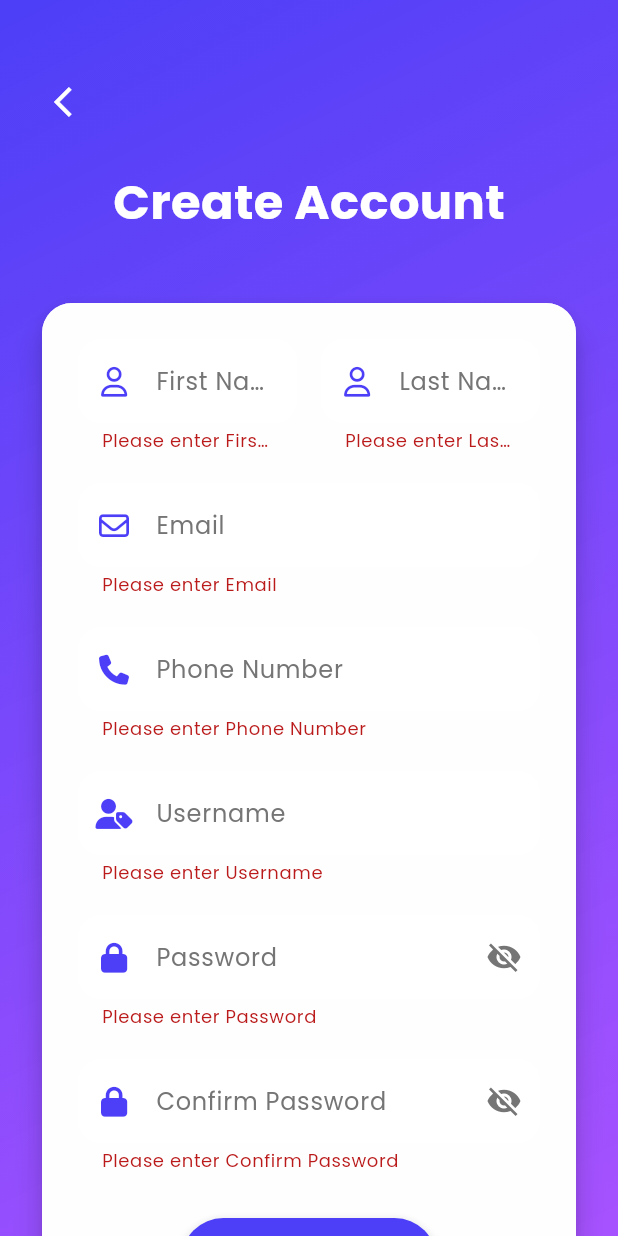
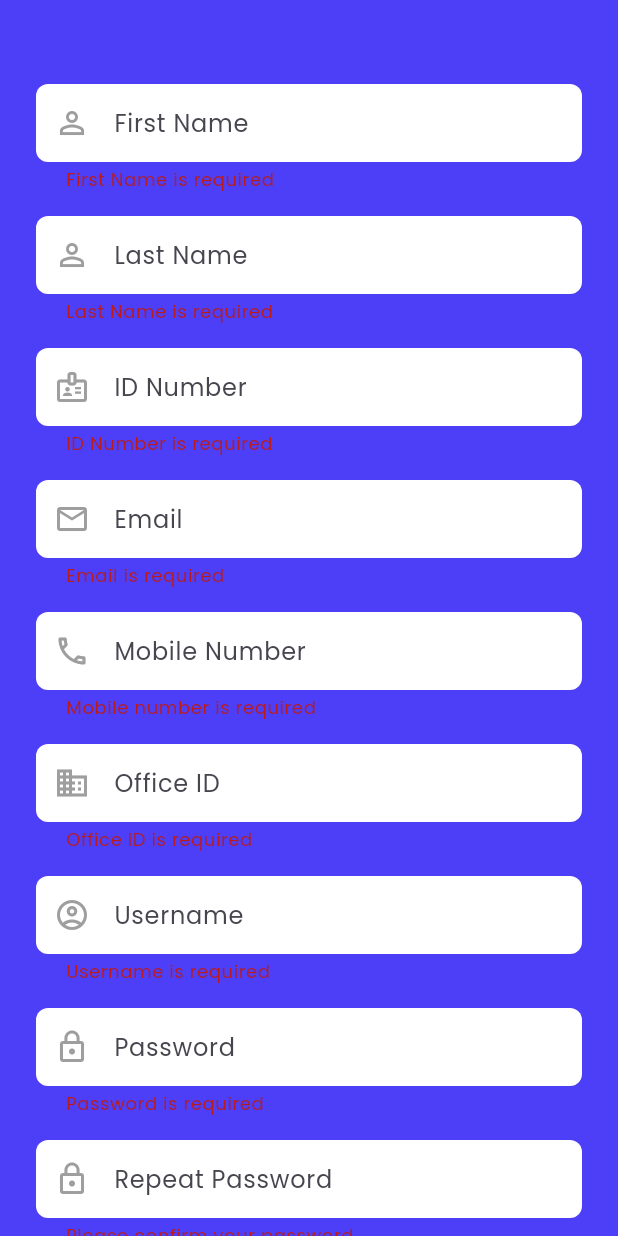
Before and after one commit to kimani-derrick/flutterVunaApp, a Flutter app: the SignupScreen screen opened directly, after a tap on "Sign Up", on a phone screen of 412 x 824 dp. Run offline on Flutter 3.47's test engine with Material 3 defaults, Android fonts, the phone set to English and light mode, and no system bars; our stand-ins replace dio, flutter_secure_storage, font_awesome_flutter, google_fonts, logger, shared_preferences; accounts and stored records are empty; network calls fail; statements that could not run were skipped.

Commit message:
fixed signup

```diff
--- a/lib/config/api_config.dart
+++ b/lib/config/api_config.dart
@@ -9,6 +9,8 @@ class ApiConfig {
   static String get accountsEndpoint => '/self/clients';
   static String get savingsProductsEndpoint => '/savingsproducts';
   static String get savingsAccountsEndpoint => '/savingsaccounts';
+  static String get clientsEndpoint => '/clients';
+  static String get usersEndpoint => '/users';
 
   // Full URLs
   static String getAccountsUrl(String clientId) =>
--- a/lib/screens/invest_screen.dart
+++ b/lib/screens/invest_screen.dart
@@ -134,8 +134,8 @@ class _InvestScreenState extends State<InvestScreen> {
                         children: [
                           Container(
                             padding: const EdgeInsets.all(16),
-                            decoration: BoxDecoration(
-                              gradient: const LinearGradient(
+                            decoration: const BoxDecoration(
+                              gradient: LinearGradient(
                                 colors: [Color(0xFF4C3FF7), Color(0xFF7C3FFF)],
                                 begin: Alignment.topLeft,
                                 end: Alignment.bottomRight,
@@ -491,7 +491,7 @@ class _InvestScreenState extends State<InvestScreen> {
     return filteredProducts;
   }
 
-  List<Map<String, dynamic>> _categories = [
+  final List<Map<String, dynamic>> _categories = [
     {
       'title': 'Money Market Funds',
       'icon': FontAwesomeIcons.moneyBillTrendUp,
--- a/lib/screens/portfolio_screen.dart
+++ b/lib/screens/portfolio_screen.dart
@@ -61,12 +61,12 @@ class PortfolioScreen extends StatelessWidget {
   }
 
   Widget _buildPortfolioSummary() {
-    return Card(
+    return const Card(
       child: Padding(
-        padding: const EdgeInsets.all(16.0),
+        padding: EdgeInsets.all(16.0),
         child: Column(
           crossAxisAlignment: CrossAxisAlignment.start,
-          children: const [
+          children: [
             Text(
               'Total Portfolio Value',
               style: TextStyle(
--- a/lib/screens/signup_screen.dart
+++ b/lib/screens/signup_screen.dart
@@ -1,6 +1,7 @@
 import 'package:flutter/material.dart';
-import 'package:font_awesome_flutter/font_awesome_flutter.dart';
-import 'package:google_fonts/google_fonts.dart';
+import 'package:flutter/services.dart';
+import '../services/api_service.dart';
+import 'login_screen.dart';
 
 class SignupScreen extends StatefulWidget {
   const SignupScreen({Key? key}) : super(key: key);
@@ -11,182 +12,243 @@ class SignupScreen extends StatefulWidget {
 
 class _SignupScreenState extends State<SignupScreen> {
   final _formKey = GlobalKey<FormState>();
-  bool _obscurePassword = true;
-  bool _obscureConfirmPassword = true;
   final _firstNameController = TextEditingController();
+  final _middleNameController = TextEditingController();
   final _lastNameController = TextEditingController();
+  final _idNumberController = TextEditingController();
   final _emailController = TextEditingController();
-  final _phoneController = TextEditingController();
+  final _mobileNumberController = TextEditingController();
   final _usernameController = TextEditingController();
   final _passwordController = TextEditingController();
   final _confirmPasswordController = TextEditingController();
+  final _officeIdController = TextEditingController();
+  bool _isLoading = false;
+  String? _errorMessage;
+
+  @override
+  void dispose() {
+    _firstNameController.dispose();
+    _middleNameController.dispose();
+    _lastNameController.dispose();
+    _idNumberController.dispose();
+    _emailController.dispose();
+    _mobileNumberController.dispose();
+    _usernameController.dispose();
+    _passwordController.dispose();
+    _confirmPasswordController.dispose();
+    _officeIdController.dispose();
+    super.dispose();
+  }
+
+  Future<void> _signup() async {
+    if (!_formKey.currentState!.validate()) {
+      return;
+    }
+
+    setState(() {
+      _isLoading = true;
+      _errorMessage = null;
+    });
+
+    try {
+      final officeId = int.tryParse(_officeIdController.text.trim());
+      if (officeId == null) {
+        throw Exception('Invalid office ID');
+      }
+
+      final response = await ApiService.signup(
+        firstName: _firstNameController.text.trim(),
+        middleName: _middleNameController.text.trim(),
+        lastName: _lastNameController.text.trim(),
+        nationalId: _idNumberController.text.trim(),
+        mobileNumber: _mobileNumberController.text.trim(),
+        email: _emailController.text.trim(),
+        username: _usernameController.text.trim(),
+        password: _passwordController.text,
+        officeId: officeId,
+      );
+
+      if (!mounted) return;
+
+      ScaffoldMessenger.of(context).showSnackBar(
+        SnackBar(
+          content: Text(response['message'] ??
+              'Account created successfully! Please login.'),
+          backgroundColor: Colors.green,
+        ),
+      );
+
+      Navigator.pushReplacement(
+        context,
+        MaterialPageRoute(builder: (context) => const LoginScreen()),
+      );
+    } catch (e) {
+      setState(() {
+        _errorMessage = e.toString();
+      });
+    } finally {
+      if (mounted) {
+        setState(() {
+          _isLoading = false;
+        });
+      }
+    }
+  }
 
   @override
   Widget build(BuildContext context) {
-    return Container(
-      decoration: BoxDecoration(
-        gradient: LinearGradient(
-          begin: Alignment.topLeft,
-          end: Alignment.bottomRight,
-          colors: [
-            const Color(0xFF4C3FF7),
-            const Color(0xFF9D3FFF).withOpacity(0.9),
-          ],
-        ),
-      ),
-      child: Scaffold(
-        backgroundColor: Colors.transparent,
+    return Scaffold(
+      backgroundColor: const Color(0xFF4C3FF7),
       body: SafeArea(
         child: SingleChildScrollView(
           padding: const EdgeInsets.all(24.0),
-            child: Column(
-              crossAxisAlignment: CrossAxisAlignment.start,
-              children: [
-                const SizedBox(height: 20),
-                IconButton(
-                  icon: const Icon(Icons.arrow_back_ios, color: Colors.white),
-                  onPressed: () => Navigator.pop(context),
-                ),
-                const SizedBox(height: 20),
-                Center(
-                  child: Text(
-                    'Create Account',
-                    style: GoogleFonts.poppins(
-                      fontSize: 32,
-                      fontWeight: FontWeight.bold,
-                      color: Colors.white,
-                    ),
-                  ),
-                ),
-                const SizedBox(height: 40),
-                Card(
-                  elevation: 8,
-                  shape: RoundedRectangleBorder(
-                    borderRadius: BorderRadius.circular(20),
-                  ),
-                  child: Container(
-                    padding: const EdgeInsets.all(24),
-                    decoration: BoxDecoration(
-                      color: Colors.white.withOpacity(0.9),
-                      borderRadius: BorderRadius.circular(20),
-                    ),
           child: Form(
             key: _formKey,
             child: Column(
+              crossAxisAlignment: CrossAxisAlignment.stretch,
               children: [
-                          Row(
-                            children: [
-                              Expanded(
-                                child: _buildTextField(
-                                  controller: _firstNameController,
-                                  label: 'First Name',
-                                  icon: FontAwesomeIcons.user,
+                const SizedBox(height: 32),
+                if (_errorMessage != null)
+                  Container(
+                    padding: const EdgeInsets.all(12),
+                    margin: const EdgeInsets.only(bottom: 16),
+                    decoration: BoxDecoration(
+                      color: Colors.red[50],
+                      borderRadius: BorderRadius.circular(8),
+                    ),
+                    child: Text(
+                      _errorMessage!,
+                      style: TextStyle(color: Colors.red[900]),
                     ),
                   ),
-                              const SizedBox(width: 16),
-                              Expanded(
-                                child: _buildTextField(
+                _buildTextField(
+                  controller: _firstNameController,
+                  hint: 'First Name',
+                  icon: Icons.person_outline,
+                ),
+                _buildTextField(
                   controller: _lastNameController,
-                                  label: 'Last Name',
-                                  icon: FontAwesomeIcons.user,
+                  hint: 'Last Name',
+                  icon: Icons.person_outline,
                 ),
+                _buildTextField(
+                  controller: _idNumberController,
+                  hint: 'ID Number',
+                  icon: Icons.badge_outlined,
+                  keyboardType: TextInputType.number,
+                  inputFormatters: [FilteringTextInputFormatter.digitsOnly],
                 ),
-                            ],
-                          ),
-                          const SizedBox(height: 20),
                 _buildTextField(
                   controller: _emailController,
-                            label: 'Email',
-                            icon: FontAwesomeIcons.envelope,
+                  hint: 'Email',
+                  icon: Icons.email_outlined,
                   keyboardType: TextInputType.emailAddress,
+                  validator: (value) {
+                    if (value == null || value.isEmpty) {
+                      return 'Email is required';
+                    }
+                    if (!RegExp(r'^[\w-\.]+@([\w-]+\.)+[\w-]{2,4}$')
+                        .hasMatch(value)) {
+                      return 'Please enter a valid email';
+                    }
+                    return null;
+                  },
                 ),
-                          const SizedBox(height: 20),
                 _buildTextField(
-                            controller: _phoneController,
-                            label: 'Phone Number',
-                            icon: FontAwesomeIcons.phone,
+                  controller: _mobileNumberController,
+                  hint: 'Mobile Number',
+                  icon: Icons.phone_outlined,
                   keyboardType: TextInputType.phone,
+                  validator: (value) {
+                    if (value == null || value.isEmpty) {
+                      return 'Mobile number is required';
+                    }
+                    if (!value.startsWith('+254')) {
+                      return 'Start with +254';
+                    }
+                    return null;
+                  },
                 ),
-                          const SizedBox(height: 20),
+                _buildTextField(
+                  controller: _officeIdController,
+                  hint: 'Office ID',
+                  icon: Icons.business,
+                  keyboardType: TextInputType.number,
+                  inputFormatters: [FilteringTextInputFormatter.digitsOnly],
+                  validator: (value) {
+                    if (value == null || value.isEmpty) {
+                      return 'Office ID is required';
+                    }
+                    if (int.tryParse(value) == null) {
+                      return 'Please enter a valid Office ID';
+                    }
+                    return null;
+                  },
+                ),
                 _buildTextField(
                   controller: _usernameController,
-                            label: 'Username',
-                            icon: FontAwesomeIcons.userTag,
+                  hint: 'Username',
+                  icon: Icons.account_circle_outlined,
                 ),
-                          const SizedBox(height: 20),
                 _buildTextField(
                   controller: _passwordController,
-                            label: 'Password',
-                            icon: FontAwesomeIcons.lock,
+                  hint: 'Password',
+                  icon: Icons.lock_outline,
                   isPassword: true,
-                            obscureText: _obscurePassword,
-                            onToggleVisibility: () {
-                              setState(() {
-                                _obscurePassword = !_obscurePassword;
-                              });
+                ),
+                _buildTextField(
+                  controller: _confirmPasswordController,
+                  hint: 'Repeat Password',
+                  icon: Icons.lock_outline,
+                  isPassword: true,
+                  validator: (value) {
+                    if (value == null || value.isEmpty) {
+                      return 'Please confirm your password';
+                    }
+                    if (value != _passwordController.text) {
+                      return 'Passwords do not match';
+                    }
+                    return null;
                   },
                 ),
-                          const SizedBox(height: 20),
-                          _buildTextField(
-                            controller: _confirmPasswordController,
-                            label: 'Confirm Password',
-                            icon: FontAwesomeIcons.lock,
-                            isPassword: true,
-                            obscureText: _obscureConfirmPassword,
-                            onToggleVisibility: () {
-                              setState(() {
-                                _obscureConfirmPassword = !_obscureConfirmPassword;
-                              });
-                            },
+                const SizedBox(height: 24),
+                ElevatedButton(
+                  onPressed: _isLoading ? null : _signup,
+                  style: ElevatedButton.styleFrom(
+                    backgroundColor: Colors.white,
+                    foregroundColor: const Color(0xFF4C3FF7),
+                    padding: const EdgeInsets.symmetric(vertical: 16),
+                    shape: RoundedRectangleBorder(
+                      borderRadius: BorderRadius.circular(8),
                     ),
-                          const SizedBox(height: 30),
-                          ElevatedButton(
-                            onPressed: _handleSignup,
-                            style: ElevatedButton.styleFrom(
-                              foregroundColor: Colors.white,
-                              backgroundColor: const Color(0xFF4C3FF7),
-                              padding: const EdgeInsets.symmetric(
-                                horizontal: 50,
-                                vertical: 15,
+                    elevation: 0,
                   ),
-                              shape: RoundedRectangleBorder(
-                                borderRadius: BorderRadius.circular(30),
-                              ),
-                              elevation: 5,
-                            ),
-                            child: const Text(
+                  child: _isLoading
+                      ? const SizedBox(
+                          height: 20,
+                          width: 20,
+                          child: CircularProgressIndicator(),
+                        )
+                      : const Text(
                           'Sign Up',
                           style: TextStyle(
-                                fontSize: 18,
+                            fontSize: 16,
                             fontWeight: FontWeight.bold,
                           ),
                         ),
                 ),
-                        ],
-                      ),
-                    ),
-                  ),
-                ),
-                const SizedBox(height: 20),
-                Center(
-                  child: TextButton(
-                    onPressed: () => Navigator.pop(context),
-                    child: RichText(
-                      text: const TextSpan(
-                        text: 'Already have an account? ',
-                        style: TextStyle(color: Colors.white70),
-                        children: [
-                          TextSpan(
-                            text: 'Login',
-                            style: TextStyle(
-                              color: Colors.white,
-                              fontWeight: FontWeight.bold,
-                              decoration: TextDecoration.underline,
-                            ),
-                          ),
-                        ],
-                      ),
-                    ),
+                const SizedBox(height: 16),
+                TextButton(
+                  onPressed: () {
+                    Navigator.pushReplacement(
+                      context,
+                      MaterialPageRoute(
+                          builder: (context) => const LoginScreen()),
+                    );
+                  },
+                  child: const Text(
+                    'Already have an account? Login',
+                    style: TextStyle(color: Colors.white),
                   ),
                 ),
               ],
@@ -199,71 +261,43 @@ class _SignupScreenState extends State<SignupScreen> {
 
   Widget _buildTextField({
     required TextEditingController controller,
-    required String label,
+    required String hint,
     required IconData icon,
     bool isPassword = false,
-    bool obscureText = false,
-    VoidCallback? onToggleVisibility,
+    bool required = true,
     TextInputType? keyboardType,
+    List<TextInputFormatter>? inputFormatters,
+    String? Function(String?)? validator,
   }) {
-    return TextFormField(
+    return Container(
+      margin: const EdgeInsets.only(bottom: 16),
+      child: TextFormField(
         controller: controller,
-      obscureText: isPassword ? obscureText : false,
+        obscureText: isPassword,
         keyboardType: keyboardType,
-      style: const TextStyle(color: Colors.black87),
+        inputFormatters: inputFormatters,
         decoration: InputDecoration(
-        labelText: label,
-        labelStyle: TextStyle(color: Colors.grey[600]),
-        prefixIcon: Icon(icon, color: const Color(0xFF4C3FF7), size: 20),
-        suffixIcon: isPassword
-            ? IconButton(
-                icon: Icon(
-                  obscureText ? Icons.visibility_off : Icons.visibility,
-                  color: Colors.grey[600],
-                ),
-                onPressed: onToggleVisibility,
-              )
-            : null,
+          hintText: hint,
+          prefixIcon: Icon(icon, color: Colors.grey),
           filled: true,
           fillColor: Colors.white,
           border: OutlineInputBorder(
-          borderRadius: BorderRadius.circular(15),
+            borderRadius: BorderRadius.circular(8),
             borderSide: BorderSide.none,
           ),
-        enabledBorder: OutlineInputBorder(
-          borderRadius: BorderRadius.circular(15),
-          borderSide: BorderSide(color: Colors.grey[300]!),
-        ),
-        focusedBorder: OutlineInputBorder(
-          borderRadius: BorderRadius.circular(15),
-          borderSide: const BorderSide(color: Color(0xFF4C3FF7)),
+          contentPadding: const EdgeInsets.symmetric(
+            horizontal: 16,
+            vertical: 14,
           ),
         ),
-      validator: (value) {
-        if (value == null || value.isEmpty) {
-          return 'Please enter $label';
-        }
-        if (isPassword && value.length < 6) {
-          return 'Password must be at least 6 characters';
+        validator: validator ??
+            (value) {
+              if (required && (value == null || value.isEmpty)) {
+                return '$hint is required';
               }
               return null;
             },
+      ),
     );
   }
-
-  void _handleSignup() {
-    if (_formKey.currentState!.validate()) {
-      if (_passwordController.text != _confirmPasswordController.text) {
-        ScaffoldMessenger.of(context).showSnackBar(
-          const SnackBar(
-            content: Text('Passwords do not match'),
-            backgroundColor: Colors.red,
-          ),
-        );
-        return;
 }
-      // TODO: Implement signup logic
-      print('Signup successful');
-    }
-  }
-}
```
Also changed, not shown: lib/screens/forgot_password_screen.dart (+4 -3 lines), lib/screens/forgot_username_screen.dart (+5 -3 lines), lib/screens/login_screen.dart (+23 -12 lines), lib/screens/main_screen.dart (+4 -4 lines), lib/services/api_service.dart (+147 -2 lines), lib/services/http_client.dart (+14 -5 lines). Lines whose indentation alone changed are shown as unchanged.
